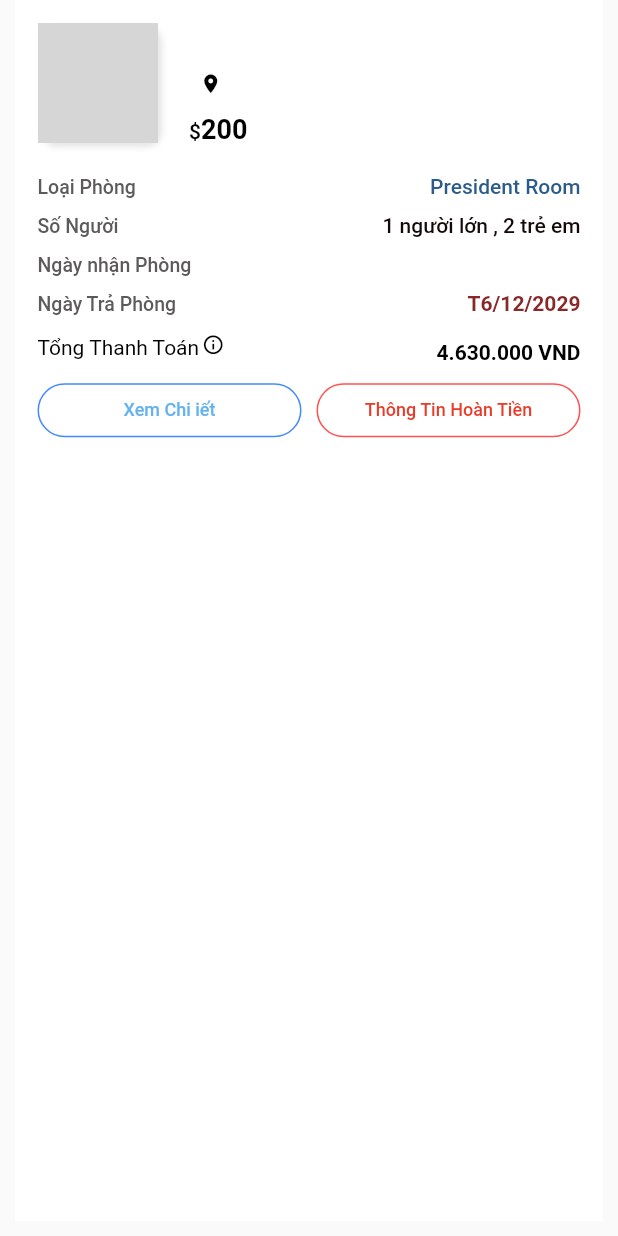
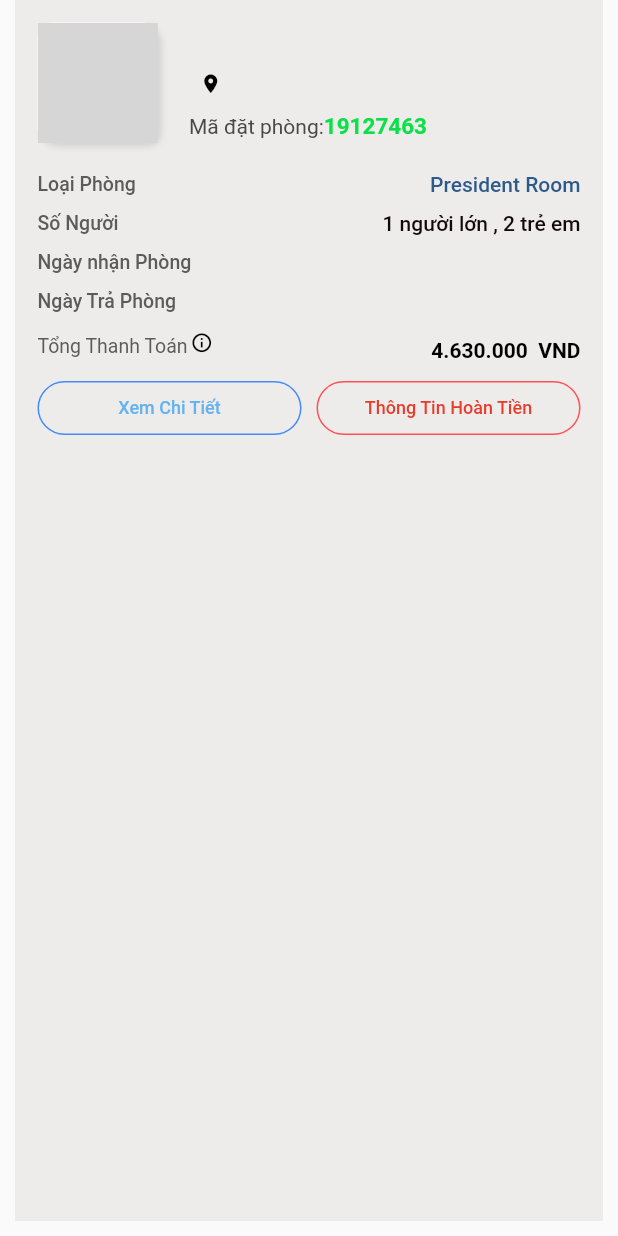
Before and after one commit to TrungTin1701/flutter_application_1, a Flutter app: the HotelCard widget shown alone on an empty page, opened directly with empty values, on a phone screen of 412 x 824 dp. Run offline on Flutter 3.47's test engine with Material 2 defaults, Android fonts, the phone set to English and light mode, and no system bars; our stand-ins replace device_preview; network calls fail; grey boxes are pictures that could not be loaded.

Commit message:
Chinh lai Hotel Card

```diff
--- a/lib/HotelPage/ChiTiet/chitiet.dart
+++ b/lib/HotelPage/ChiTiet/chitiet.dart
@@ -18,9 +18,7 @@ class _chitietState extends State<chitiet> {
       appBar: AppBar(
         leading: GestureDetector(
           onTap: () {
-            Navigator.push(context, MaterialPageRoute(builder: (context) {
-              return const MyApp();
-            }));
+            Navigator.pop(context);
           },
           child: const Icon(
             Icons.arrow_back,
--- a/lib/HotelPage/hotelcart.dart
+++ b/lib/HotelPage/hotelcart.dart
@@ -17,10 +17,13 @@ Widget HotelCard(
   String location,
   BuildContext context,
   String Date1,
+  String date2,
 ) {
+  double width1 = MediaQuery.of(context).size.width;
+  double height1 = MediaQuery.of(context).size.height;
   var borderRadius2 = BorderRadius.circular(10);
   return Container(
-    color: Colors.white,
+    color: Color.fromARGB(255, 238, 235, 235),
     width: MediaQuery.of(context).size.width,
     padding: const EdgeInsets.only(left: 15, right: 15, top: 15, bottom: 15),
     margin: const EdgeInsets.only(left: 10, right: 10, top: 0, bottom: 10),
@@ -100,19 +103,27 @@ Widget HotelCard(
                   const SizedBox(
                     height: 10.5,
                   ),
-                  const Text.rich(TextSpan(children: [
+                  Text.rich(TextSpan(children: [
                     TextSpan(
-                        text: '\$',
+                      text: 'Mã đặt phòng',
                       style: TextStyle(
                         fontSize: 14,
-                            fontWeight: FontWeight.w500,
-                            color: Colors.black)),
+                        color: Color.fromARGB(255, 73, 72, 72),
+                      ),
+                    ),
                     TextSpan(
-                        text: '200',
+                      text: ':',
                       style: TextStyle(
-                            fontSize: 18,
+                        fontSize: 14,
+                        color: Color.fromARGB(255, 73, 72, 72),
+                      ),
+                    ),
+                    TextSpan(
+                        text: '19127463',
+                        style: TextStyle(
+                            fontSize: 15,
                             fontWeight: FontWeight.bold,
-                            color: Colors.black)),
+                            color: Color.fromARGB(255, 9, 225, 70))),
                   ])),
                 ],
               ),
@@ -121,9 +132,13 @@ Widget HotelCard(
         ),
         const SizedBox(height: 20),
         Row(
-          children: const [
+          children: [
             Align(
               alignment: Alignment.topLeft,
+              child: Padding(
+                padding: EdgeInsets.only(left: 0, right: 0),
+                child: Container(
+                  constraints: BoxConstraints(maxWidth: 70),
                   child: Text(
                     "Loại Phòng",
                     style: TextStyle(
@@ -132,45 +147,19 @@ Widget HotelCard(
                         color: Color.fromARGB(255, 92, 90, 90)),
                   ),
                 ),
-            SizedBox(width: 10),
-            // ignore: prefer_const_constructors
-            Expanded(
-                child: Text(
-              "President Room",
-              style: TextStyle(
-                  fontSize: 14,
-                  fontWeight: FontWeight.w500,
-                  color: Color.fromARGB(255, 44, 91, 138)),
-              textAlign: TextAlign.end,
-            )),
-          ],
-        ),
-        Row(
-          children: const [
-            Align(
-              alignment: Alignment.topLeft,
-              child: Padding(
-                padding: EdgeInsets.only(top: 10, bottom: 10, left: 0),
-                child: Text(
-                  "Số Người",
-                  style: TextStyle(
-                      fontSize: 13,
-                      fontWeight: FontWeight.w500,
-                      color: Color.fromARGB(255, 92, 90, 90)),
-                ),
               ),
             ),
             SizedBox(width: 10),
             // ignore: prefer_const_constructors
             Expanded(
-                child: Padding(
-              padding: EdgeInsets.only(top: 10, bottom: 10),
+                child: Container(
+              constraints: BoxConstraints(maxWidth: width1 - 80),
               child: Text(
-                "1 người lớn , 2 trẻ em",
+                "President Room ",
                 style: TextStyle(
                     fontSize: 14,
                     fontWeight: FontWeight.w500,
-                    color: Color.fromARGB(255, 19, 9, 9)),
+                    color: Color.fromARGB(255, 44, 91, 138)),
                 textAlign: TextAlign.end,
               ),
             )),
@@ -181,7 +170,48 @@ Widget HotelCard(
             Align(
               alignment: Alignment.topLeft,
               child: Padding(
+                padding: EdgeInsets.only(top: 10, bottom: 10, left: 0),
+                child: Container(
+                  constraints: BoxConstraints(
+                    maxWidth: 70,
+                  ),
+                  child: Text(
+                    "Số Người",
+                    style: TextStyle(
+                        fontSize: 13,
+                        fontWeight: FontWeight.w500,
+                        color: Color.fromARGB(255, 92, 90, 90)),
+                  ),
+                ),
+              ),
+            ),
+            SizedBox(width: 10),
+            // ignore: prefer_const_constructors
+            Expanded(
+                child: Padding(
+              padding: EdgeInsets.only(top: 10, bottom: 10),
+              child: Container(
+                constraints: BoxConstraints(maxWidth: width1 - 80),
+                child: Text(
+                  "1 người lớn , 2 trẻ em",
+                  style: TextStyle(
+                      fontSize: 14,
+                      fontWeight: FontWeight.w500,
+                      color: Color.fromARGB(255, 19, 9, 9)),
+                  textAlign: TextAlign.end,
+                ),
+              ),
+            )),
+          ],
+        ),
+        Row(
+          children: [
+            Align(
+              alignment: Alignment.topLeft,
+              child: Padding(
                 padding: EdgeInsets.only(top: 0, bottom: 10),
+                child: Container(
+                  constraints: BoxConstraints(maxWidth: 120),
                   child: Text(
                     "Ngày nhận Phòng",
                     style: TextStyle(
@@ -191,11 +221,14 @@ Widget HotelCard(
                   ),
                 ),
               ),
+            ),
             SizedBox(width: 10),
             // ignore: prefer_const_constructors
             Expanded(
                 child: Padding(
               padding: EdgeInsets.only(top: 0, bottom: 10),
+              child: Container(
+                constraints: BoxConstraints(maxWidth: width1 - 120),
                 child: Text(
                   Date1,
                   style: TextStyle(
@@ -204,15 +237,18 @@ Widget HotelCard(
                       color: Color.fromARGB(255, 135, 41, 41)),
                   textAlign: TextAlign.end,
                 ),
+              ),
             )),
           ],
         ),
         Row(
-          children: const [
+          children: [
             Align(
               alignment: Alignment.topLeft,
               child: Padding(
                 padding: EdgeInsets.only(top: 0, bottom: 10),
+                child: Container(
+                  constraints: BoxConstraints(maxWidth: 100),
                   child: Text(
                     "Ngày Trả Phòng",
                     style: TextStyle(
@@ -222,30 +258,40 @@ Widget HotelCard(
                   ),
                 ),
               ),
+            ),
             SizedBox(width: 10),
             // ignore: prefer_const_constructors
             Expanded(
                 child: Padding(
               padding: EdgeInsets.only(top: 0, bottom: 10),
+              child: Container(
+                constraints: BoxConstraints(
+                  maxWidth: width1 - 110,
+                ),
                 child: Text(
-                "T6/12/2029",
+                  date2,
                   style: TextStyle(
                       fontSize: 14,
                       fontWeight: FontWeight.w700,
                       color: Color.fromARGB(255, 135, 41, 41)),
                   textAlign: TextAlign.end,
                 ),
+              ),
             )),
           ],
         ),
         Row(
-          children: const [
+          children: [
             Padding(
               padding: EdgeInsets.only(top: 0, bottom: 10),
-              child: const Text.rich(TextSpan(children: [
+              child: Container(
+                constraints: BoxConstraints(maxWidth: width1 - 200),
+                child: Text.rich(TextSpan(children: [
                   TextSpan(
                       text: 'Tổng Thanh Toán',
-                    style: TextStyle(fontSize: 14, color: Colors.black)),
+                      style: TextStyle(
+                          fontSize: 13,
+                          color: Color.fromARGB(255, 92, 90, 90))),
                   WidgetSpan(
                       child: Padding(
                     padding: EdgeInsets.all(2),
@@ -257,17 +303,21 @@ Widget HotelCard(
                   )),
                 ])),
               ),
+            ),
 
             SizedBox(width: 10),
             // ignore: prefer_const_constructors
             Expanded(
+                child: Container(
+              constraints: BoxConstraints(minWidth: 200, maxWidth: 300),
               child: Text(
-              "4.630.000 VND",
+                "4.630.000  VND",
                 style: TextStyle(
                     fontSize: 14,
                     fontWeight: FontWeight.w700,
                     color: Colors.black),
                 textAlign: TextAlign.end,
+              ),
             )),
           ],
         ),
@@ -292,7 +342,7 @@ Widget HotelCard(
                 ),
                 // ignore: prefer_const_constructors
                 child: Text(
-                  (isReadmore() ? "Xem Chi iết" : "Xem Chi iết"),
+                  (isReadmore() ? "Xem Chi Tiết" : "Xem Chi Tiết"),
                   style: TextStyle(
                       fontSize: 12,
                       fontWeight: FontWeight.w500,
```
Also changed, not shown: lib/Profile/profile.dart (+14 -9 lines), lib/main.dart (+82 -28 lines). Lines whose indentation alone changed are shown as unchanged.
